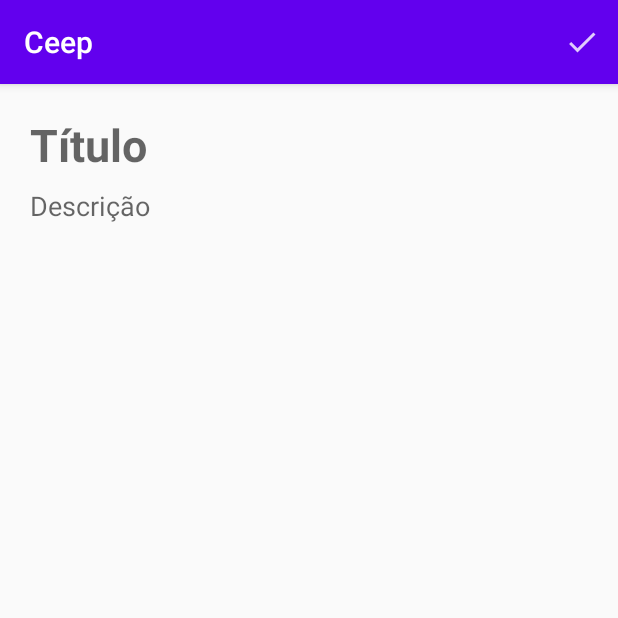
After one commit to gabrieldarlan/recycler_view, an Android app: the FormularioNotaActivity screen opened directly, with no data from a screen before it, on a phone screen of 412 x 824 dp, the top half of it. The commit adds this screen. Run offline under Robolectric (Android 15) with nearby library versions, the phone set to English and light mode, and no system bars.

Commit message:
adicionando notas na lista

```diff
--- a/app/src/main/AndroidManifest.xml
+++ b/app/src/main/AndroidManifest.xml
@@ -9,6 +9,8 @@
         android:roundIcon="@mipmap/ic_launcher_round"
         android:supportsRtl="true"
         android:theme="@style/AppTheme">
+        <activity android:name=".ui.activity.FormularioNotaActivity"></activity>
+        <activity android:name=".ui.activity.FormularioNotaActivity" />
         <activity android:name=".ui.activity.ListaNotasctivity">
             <intent-filter>
                 <action android:name="android.intent.action.MAIN" />
--- /dev/null
+++ b/app/src/main/java/br/com/alura/ceep/ui/activity/FormularioNotaActivity.java
@@ -0,0 +1,42 @@
+package br.com.alura.ceep.ui.activity;
+
+import androidx.annotation.NonNull;
+import androidx.appcompat.app.AppCompatActivity;
+
+import android.os.Bundle;
+import android.view.Menu;
+import android.view.MenuItem;
+import android.view.View;
+import android.widget.EditText;
+import android.widget.TextView;
+
+import br.com.alura.ceep.R;
+import br.com.alura.ceep.dao.NotaDAO;
+import br.com.alura.ceep.model.Nota;
+
+public class FormularioNotaActivity extends AppCompatActivity {
+
+    @Override
+    protected void onCreate(Bundle savedInstanceState) {
+        super.onCreate(savedInstanceState);
+        setContentView(R.layout.activity_formulario_nota);
+    }
+
+    @Override
+    public boolean onCreateOptionsMenu(Menu menu) {
+        getMenuInflater().inflate(R.menu.menu_formulario_nota_salva,menu);
+        return super.onCreateOptionsMenu(menu);
+    }
+
+    @Override
+    public boolean onOptionsItemSelected(@NonNull MenuItem item) {
+        if(item.getItemId()==R.id.menu_formulario_nota_ic_salva){
+            EditText titulo = findViewById(R.id.formulario_nota_titulo);
+            EditText descricao=findViewById(R.id.formulario_nota_descricao);
+            Nota notaCriada = new Nota(titulo.getText().toString(), descricao.getText().toString());
+            new NotaDAO().insere(notaCriada);
+            finish();
+        }
+        return super.onOptionsItemSelected(item);
+    }
+}
--- a/app/src/main/java/br/com/alura/ceep/ui/activity/ListaNotasctivity.java
+++ b/app/src/main/java/br/com/alura/ceep/ui/activity/ListaNotasctivity.java
@@ -1,9 +1,11 @@
 package br.com.alura.ceep.ui.activity;
 
+import android.content.Intent;
 import android.os.Bundle;
+import android.view.View;
+import android.widget.TextView;
 
 import androidx.appcompat.app.AppCompatActivity;
-import androidx.recyclerview.widget.LinearLayoutManager;
 import androidx.recyclerview.widget.RecyclerView;
 
 import java.util.List;
@@ -20,10 +22,28 @@ public class ListaNotasctivity extends AppCompatActivity {
     @Override
     protected void onCreate(Bundle savedInstanceState) {
         super.onCreate(savedInstanceState);
-        setContentView(R.layout.activity_lista_notasctivity);
+        setContentView(R.layout.activity_lista_notas);
         setTitle(TITULO_APPBAR);
         List<Nota> todasNotas = notasDeExemplo();
         configuraRecyclerView(todasNotas);
+
+        TextView botaoInsereNota = findViewById(R.id.lista_notas_insere_nota);
+        botaoInsereNota.setOnClickListener(new View.OnClickListener() {
+            @Override
+            public void onClick(View v) {
+                Intent iniciaFormularioNota =
+                        new Intent(ListaNotasctivity.this, FormularioNotaActivity.class);
+                startActivity(iniciaFormularioNota);
+            }
+        });
+    }
+
+    @Override
+    protected void onResume() {
+        NotaDAO dao = new NotaDAO();
+        List<Nota> todos = dao.todos();
+        configuraRecyclerView(todos);
+        super.onResume();
     }
 
     private List<Nota> notasDeExemplo() {
--- /dev/null
+++ b/app/src/main/res/drawable-anydpi/ic_action_salva_nota.xml
@@ -0,0 +1,11 @@
+<vector xmlns:android="http://schemas.android.com/apk/res/android"
+    android:width="24dp"
+    android:height="24dp"
+    android:viewportWidth="24"
+    android:viewportHeight="24"
+    android:tint="#FFFFFF"
+    android:alpha="0.8">
+    <path
+        android:fillColor="#FF000000"
+        android:pathData="M9,16.2L4.8,12l-1.4,1.4L9,19 21,7l-1.4,-1.4L9,16.2z"/>
+</vector>
--- /dev/null
+++ b/app/src/main/res/layout/activity_formulario_nota.xml
@@ -0,0 +1,35 @@
+<?xml version="1.0" encoding="utf-8"?>
+<androidx.constraintlayout.widget.ConstraintLayout xmlns:android="http://schemas.android.com/apk/res/android"
+    xmlns:app="http://schemas.android.com/apk/res-auto"
+    xmlns:tools="http://schemas.android.com/tools"
+    android:layout_width="match_parent"
+    android:layout_height="match_parent"
+    tools:context=".ui.activity.FormularioNotaActivity">
+    <EditText
+        android:id="@+id/formulario_nota_titulo"
+        android:layout_width="0dp"
+        android:layout_height="wrap_content"
+        android:layout_margin="20dp"
+        android:background="@android:color/transparent"
+        android:hint="Título"
+        android:textSize="30sp"
+        android:textStyle="bold"
+        app:layout_constraintEnd_toEndOf="parent"
+        app:layout_constraintStart_toStartOf="parent"
+        app:layout_constraintTop_toTopOf="parent" />
+
+    <EditText
+        android:id="@+id/formulario_nota_descricao"
+        android:layout_width="0dp"
+        android:layout_height="0dp"
+        android:layout_marginBottom="8dp"
+        android:layout_marginTop="8dp"
+        android:background="@android:color/transparent"
+        android:hint="Descrição"
+        android:gravity="top"
+        app:layout_constraintBottom_toBottomOf="parent"
+        app:layout_constraintEnd_toEndOf="@id/formulario_nota_titulo"
+        app:layout_constraintStart_toStartOf="@id/formulario_nota_titulo"
+        app:layout_constraintTop_toBottomOf="@id/formulario_nota_titulo" />
+
+</androidx.constraintlayout.widget.ConstraintLayout>
--- /dev/null
+++ b/app/src/main/res/menu/menu_formulario_nota_salva.xml
@@ -0,0 +1,9 @@
+<?xml version="1.0" encoding="utf-8"?>
+<menu xmlns:android="http://schemas.android.com/apk/res/android"
+    xmlns:app="http://schemas.android.com/apk/res-auto">
+    <item
+        android:id="@+id/menu_formulario_nota_ic_salva"
+        android:icon="@drawable/ic_action_salva_nota"
+        android:title="@string/salva_nota"
+        app:showAsAction="always"/>
+</menu>
--- a/app/src/main/res/values/strings.xml
+++ b/app/src/main/res/values/strings.xml
@@ -1,4 +1,5 @@
 <resources>
     <string name="app_name">Ceep</string>
     <string name="inserir_uma_nota">Inserir uma nota</string>
+    <string name="salva_nota">Salva nota</string>
 </resources>
```
Also changed, not shown: app/src/main/res/drawable-hdpi/ic_action_salva_nota.png (added), app/src/main/res/drawable-mdpi/ic_action_salva_nota.png (added), app/src/main/res/drawable-xhdpi/ic_action_salva_nota.png (added), app/src/main/res/drawable-xxhdpi/ic_action_salva_nota.png (added), app/src/main/res/layout/activity_lista_notas.xml (renamed from app/src/main/res/layout/activity_lista_notasctivity.xml).
